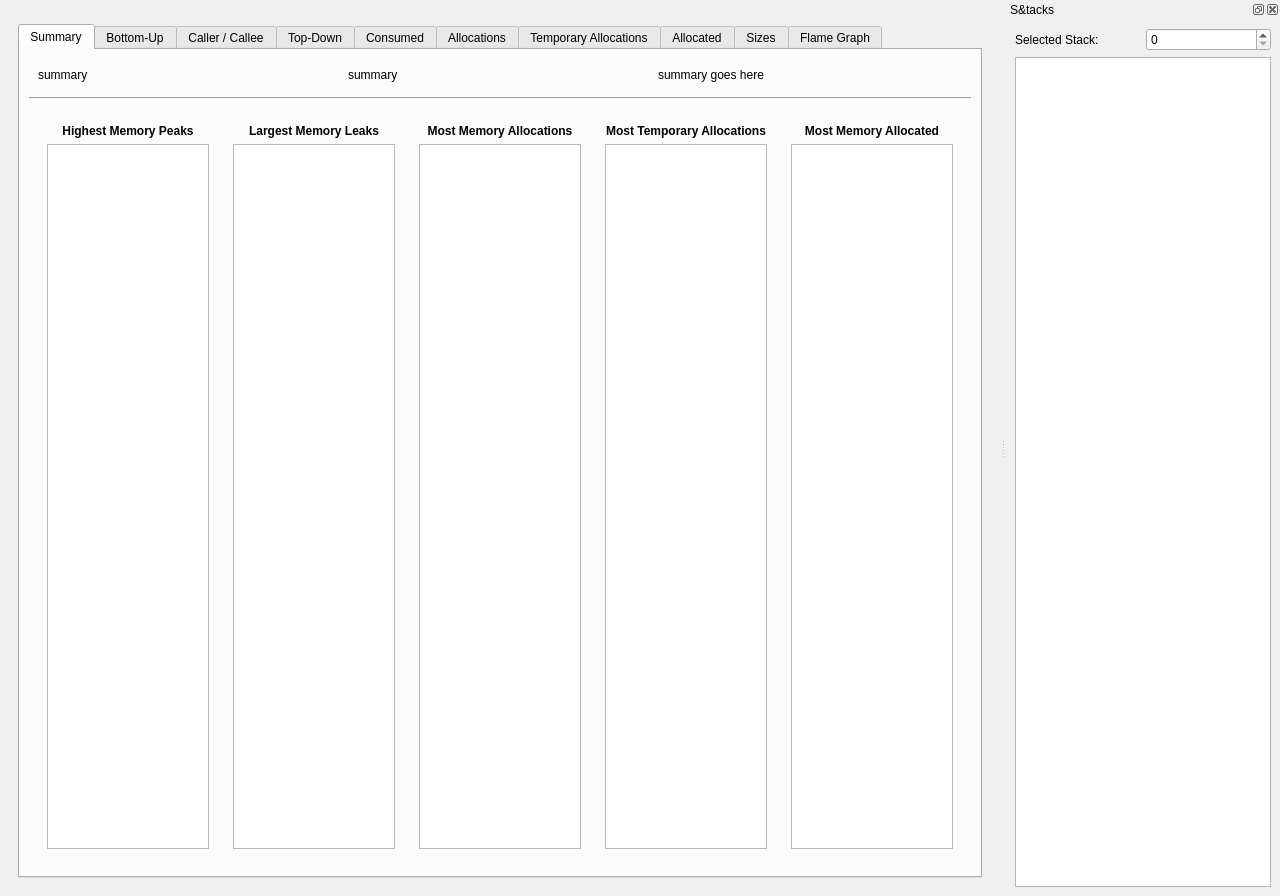
KDE/heaptrack, file gui/mainwindow.ui: the form before one commit.
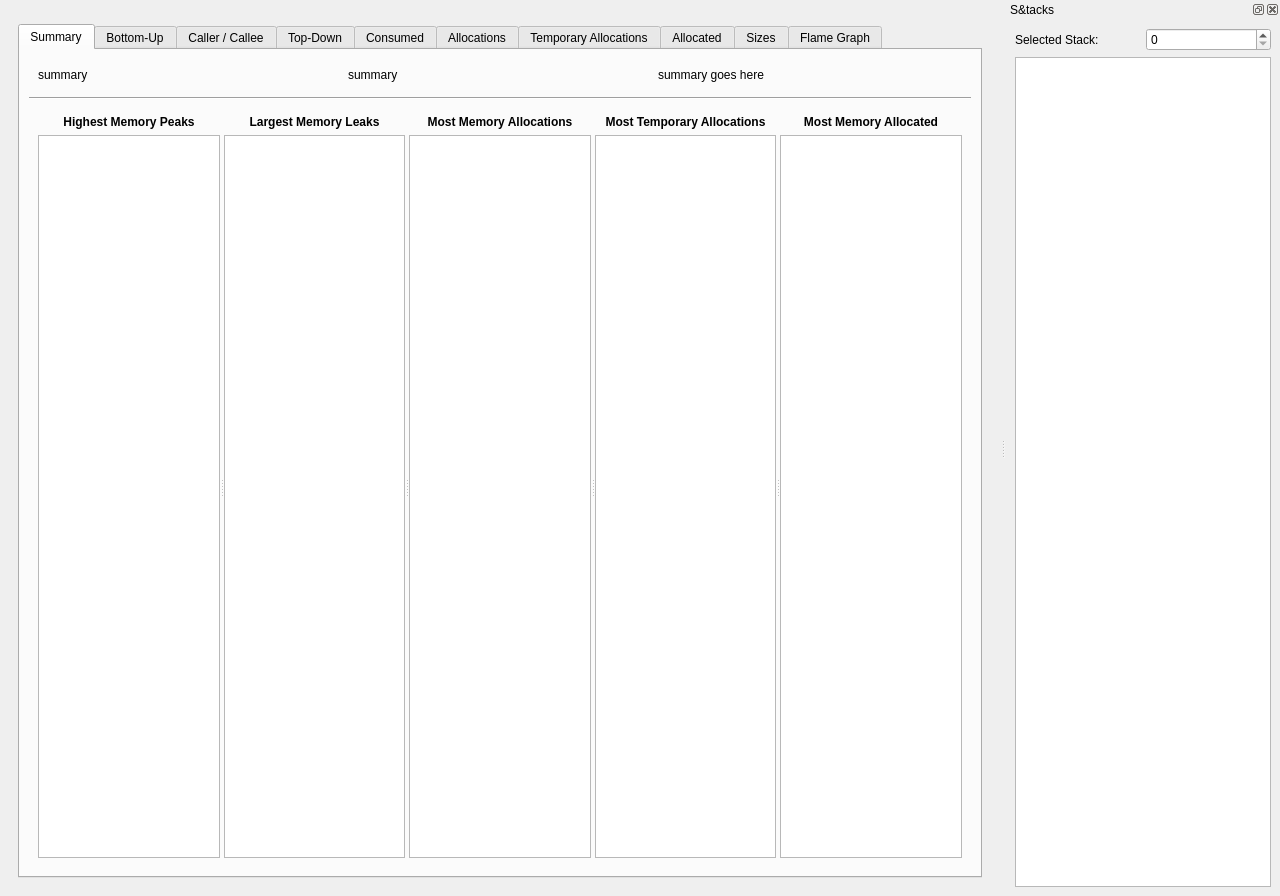
The form after the commit. The open tabs and pages were chosen to show the change. Icons and pictures are not drawn. Custom widgets are drawn as their Qt base class.

Commit message: Replace rigid layout with a QSplitter

The edit to the form file:
```diff
--- a/gui/mainwindow.ui
+++ b/gui/mainwindow.ui
@@ -170,6 +170,10 @@
               </property>
               <layout class="QHBoxLayout" name="horizontalLayout_2">
                <item>
+                <widget class="QSplitter" name="splitter">
+                 <property name="orientation">
+                  <enum>Qt::Horizontal</enum>
+                 </property>
                 <widget class="QWidget" name="widget_5" native="true">
                  <layout class="QVBoxLayout" name="verticalLayout_8">
                   <item>
@@ -200,8 +204,6 @@
                   </item>
                  </layout>
                 </widget>
-               </item>
-               <item>
                 <widget class="QWidget" name="widget_6" native="true">
                  <layout class="QVBoxLayout" name="verticalLayout_9">
                   <item>
@@ -232,8 +234,6 @@
                   </item>
                  </layout>
                 </widget>
-               </item>
-               <item>
                 <widget class="QWidget" name="widget_7" native="true">
                  <layout class="QVBoxLayout" name="verticalLayout_10">
                   <item>
@@ -264,8 +264,6 @@
                   </item>
                  </layout>
                 </widget>
-               </item>
-               <item>
                 <widget class="QWidget" name="widget_8" native="true">
                  <layout class="QVBoxLayout" name="verticalLayout_11">
                   <item>
@@ -296,8 +294,6 @@
                   </item>
                  </layout>
                 </widget>
-               </item>
-               <item>
                 <widget class="QWidget" name="widget_9" native="true">
                  <layout class="QVBoxLayout" name="verticalLayout_12">
                   <item>
@@ -327,6 +323,7 @@
                    </widget>
                   </item>
                  </layout>
+                 </widget>
                 </widget>
                </item>
               </layout>
```
Lines whose indentation alone changed are shown as unchanged.
